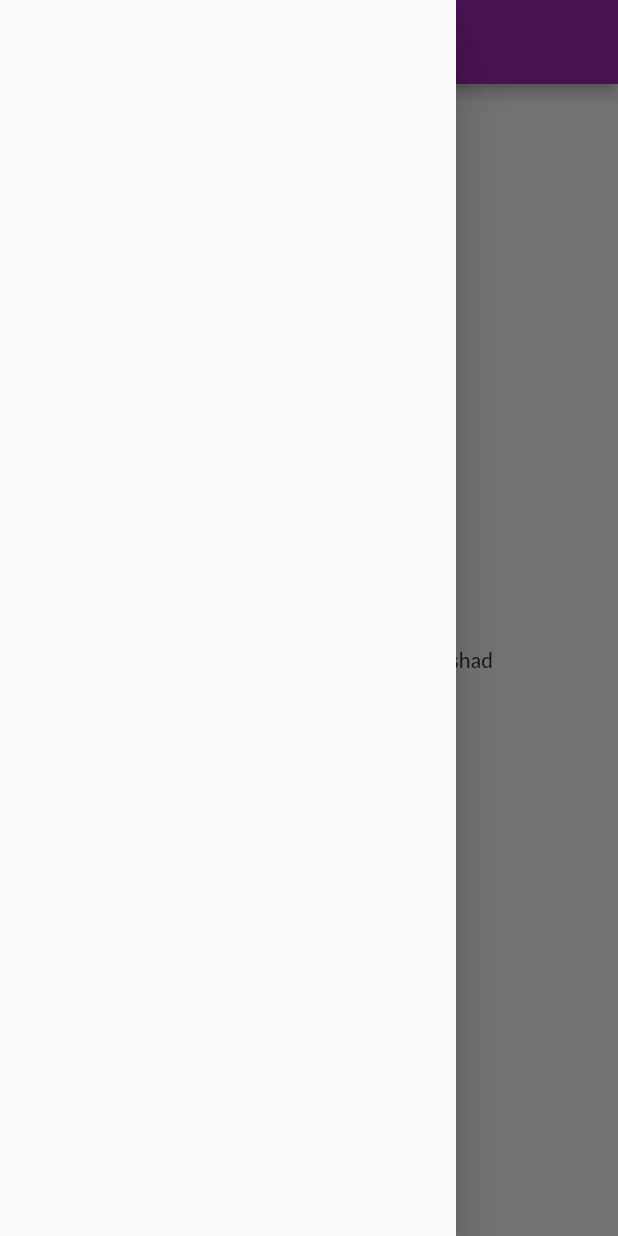
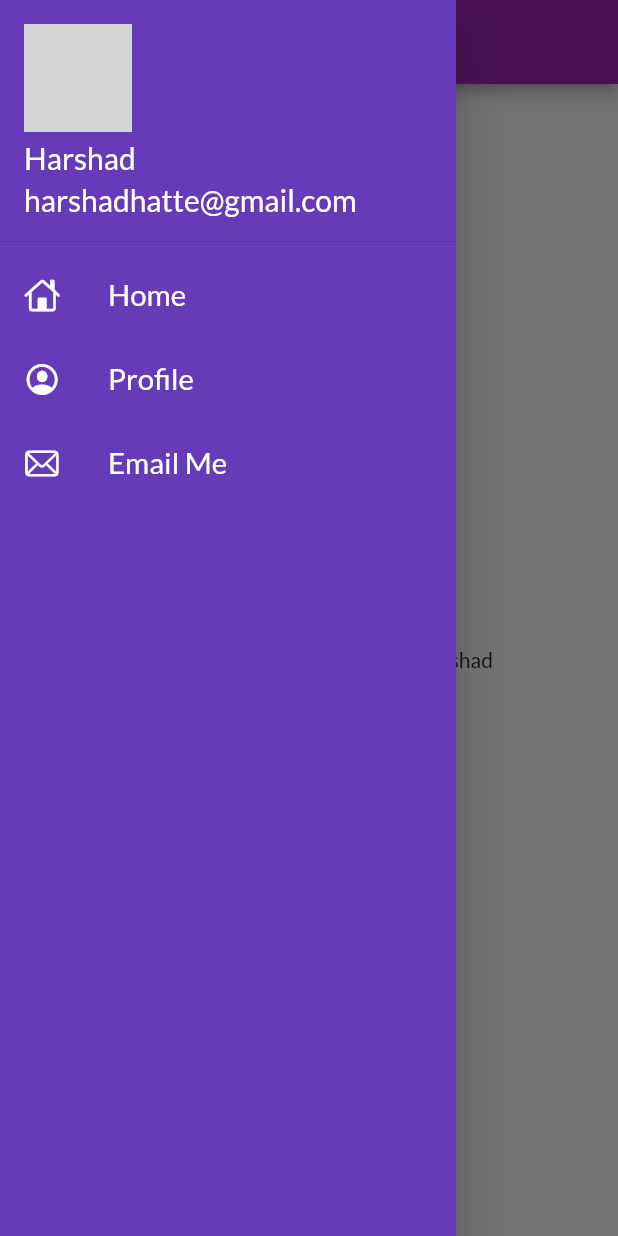
Before and after one commit to Harshad30/fitness, a Flutter app: the HomePage screen opened by its route, with the side drawer open, on a phone screen of 412 x 824 dp. Run offline on Flutter 3.47's test engine with Material 2 defaults, Android fonts, the phone set to English and light mode, and no system bars; our stand-ins replace google_fonts; network calls fail; grey boxes are pictures that could not be loaded.

Commit message:
day 9 completed

```diff
--- a/lib/main.dart
+++ b/lib/main.dart
@@ -18,7 +18,9 @@ class MyApp extends StatelessWidget {
       theme: ThemeData(
         primarySwatch: Colors.purple,
         fontFamily: GoogleFonts.lato().fontFamily,
-      ), //Themedata
+      ),
+      debugShowCheckedModeBanner: false,
+      initialRoute: MyRoutes.homeRoute,
       routes: {
         "/": (context) => LoginPage(),
         MyRoutes.homeRoute: (context) => LoginPage(),
--- a/lib/pages/home_page.dart
+++ b/lib/pages/home_page.dart
@@ -1,3 +1,4 @@
+import 'package:exercise_01/widgets/drawer.dart';
 import 'package:flutter/material.dart';
 
 class HomePage extends StatelessWidget {
@@ -17,7 +18,7 @@ class HomePage extends StatelessWidget {
           child: Text("welcome to my app day $days with $name",),
         ),
       ),
-      drawer: Drawer(),
+      drawer: Mydawer(),
     );
   }
 }
--- a/lib/pages/login_Page.dart
+++ b/lib/pages/login_Page.dart
@@ -1,4 +1,5 @@
 import 'package:exercise_01/pages/home_page.dart';
+// ignore: unused_import
 import 'package:exercise_01/utils/routes.dart';
 import 'package:flutter/material.dart';
 
@@ -15,6 +16,7 @@ class _LoginPageState extends State<LoginPage> {
 
   moveToHome(BuildContext cont) {
     if (_formKey.currentState!.validate()) {
+      // ignore: unused_label
       onTap:
       Navigator.push(
           context, new MaterialPageRoute(builder: (context) => new HomePage()));
--- /dev/null
+++ b/lib/widgets/drawer.dart
@@ -0,0 +1,70 @@
+import 'package:flutter/cupertino.dart';
+import 'package:flutter/material.dart';
+
+class Mydawer extends StatelessWidget {
+  const Mydawer({Key? key}) : super(key: key);
+
+  @override
+  Widget build(BuildContext context) {
+    final imageUrl =
+        "https://imgix.ranker.com/user_node_img/50115/1002287933/original/1002287933-photo-u2?fit=crop&fm=pjpg&q=60&w=650&dpr=2";
+    return Drawer(
+      child: Container(
+        color: Colors.deepPurple,
+        child: ListView(
+          children: [
+            DrawerHeader(
+              padding: EdgeInsets.zero,
+              child: UserAccountsDrawerHeader(
+                margin: EdgeInsets.zero,
+                decoration: BoxDecoration(color: Colors.deepPurple),
+                accountName: Text(
+                  "Harshad",
+                  style: TextStyle(fontSize: 20),
+                ),
+                accountEmail: Text("harshadhatte@gmail.com",
+                    style: TextStyle(fontSize: 20)),
+                currentAccountPicture: CircleAvatar(
+                  backgroundImage: NetworkImage(imageUrl),
+                ),
+              ),
+            ),
+            ListTile(
+              leading: Icon(
+                CupertinoIcons.home,
+                color: Colors.white,
+              ),
+              title: Text(
+                "Home",
+                textScaleFactor: 1.4,
+                style: TextStyle(color: Colors.white),
+              ),
+            ),
+            ListTile(
+              leading: Icon(
+                CupertinoIcons.profile_circled,
+                color: Colors.white,
+              ),
+              title: Text(
+                "Profile",
+                textScaleFactor: 1.4,
+                style: TextStyle(color: Colors.white),
+              ),
+            ),
+            ListTile(
+              leading: Icon(
+                CupertinoIcons.mail,
+                color: Colors.white,
+              ),
+              title: Text(
+                "Email Me",
+                textScaleFactor: 1.4,
+                style: TextStyle(color: Colors.white),
+              ),
+            )
+          ],
+        ),
+      ),
+    );
+  }
+}
```
